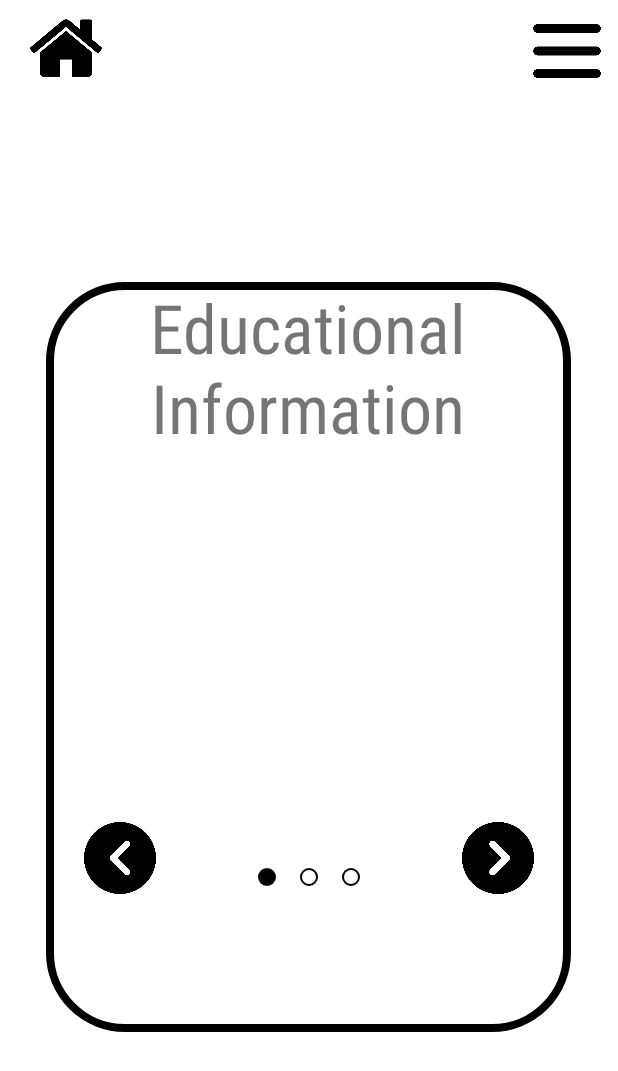
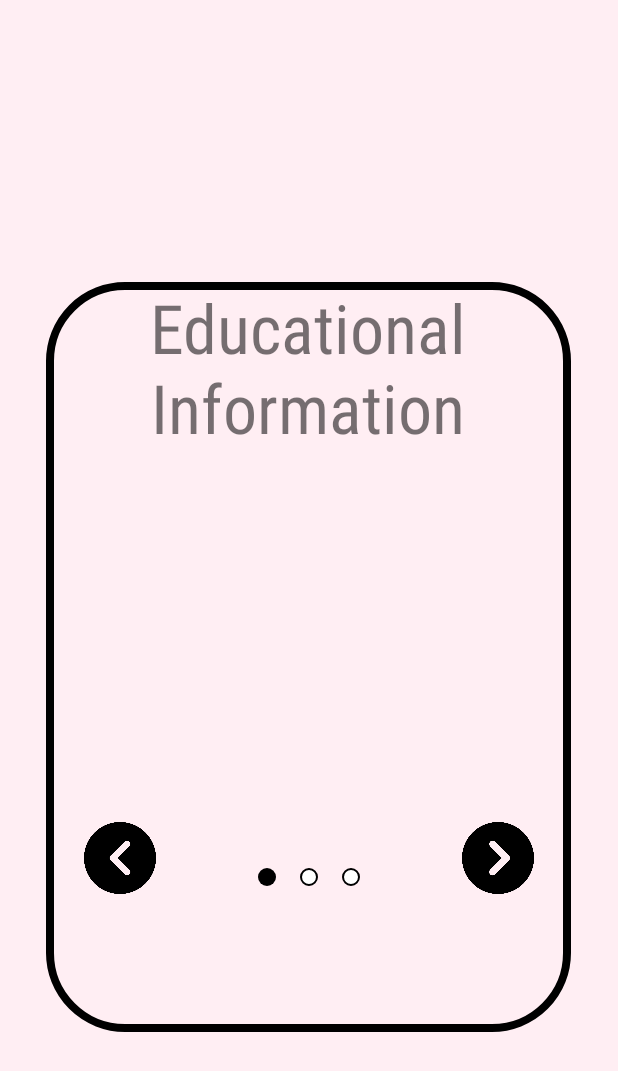
Before and after one commit to clarine24/SEGP_G11B, an Android app: the layout activity_in_game_educationalpage.xml on its own in the app's theme, with its tools: preview values and no code run, on a phone screen of 412 x 824 dp. Shown: the top 1071 px of the screen. Run offline under Robolectric (Android 15) with nearby library versions, the phone set to English and light mode, and no system bars.

Commit message:
Combine 3 in-game educational pages into one

```diff
--- a/app/src/main/res/layout/activity_in_game_educationalpage.xml
+++ b/app/src/main/res/layout/activity_in_game_educationalpage.xml
@@ -4,8 +4,13 @@
     xmlns:tools="http://schemas.android.com/tools"
     android:layout_width="match_parent"
     android:layout_height="match_parent"
-    tools:context=".in_game_educationalpage">
+    tools:context=".in_game_educationalpage"
+    android:background="@color/light_pink">
 
+    <com.example.rewire.Header
+        android:id="@+id/header"
+        android:layout_width="match_parent"
+        android:layout_height="match_parent" />
 
     <TextView
         android:layout_width="350dp"
@@ -45,69 +50,33 @@
         app:srcCompat="@drawable/next_icon" />
 
     <ImageView
-        android:id="@+id/edu_page1A"
+        android:id="@+id/edu_pageA"
         android:layout_width="0dp"
         android:layout_height="49dp"
         android:layout_marginTop="560dp"
         android:layout_marginEnd="228dp"
-        android:clickable="true"
         app:layout_constraintEnd_toEndOf="parent"
         app:layout_constraintTop_toTopOf="parent"
         app:srcCompat="@drawable/bt_circle_black_fill" />
 
     <ImageView
-        android:id="@+id/edu_page1B"
+        android:id="@+id/edu_pageB"
         android:layout_width="0dp"
         android:layout_height="49dp"
         android:layout_marginTop="560dp"
         android:layout_marginEnd="200dp"
-        android:clickable="true"
         app:layout_constraintEnd_toEndOf="parent"
         app:layout_constraintTop_toTopOf="parent"
         app:srcCompat="@drawable/bt_circle_white_fill" />
 
     <ImageView
-        android:id="@+id/edu_page1C"
+        android:id="@+id/edu_pageC"
         android:layout_width="0dp"
         android:layout_height="49dp"
         android:layout_marginTop="560dp"
         android:layout_marginEnd="172dp"
-        android:clickable="true"
         app:layout_constraintEnd_toEndOf="parent"
         app:layout_constraintTop_toTopOf="parent"
         app:srcCompat="@drawable/bt_circle_white_fill" />
 
-    <androidx.constraintlayout.widget.ConstraintLayout
-        android:id="@+id/hbg_menu_layout"
-        android:layout_width="0dp"
-        android:layout_height="wrap_content"
-        android:orientation="horizontal"
-        app:layout_constraintEnd_toEndOf="parent"
-        app:layout_constraintStart_toStartOf="parent"
-        app:layout_constraintTop_toTopOf="parent">
-
-        <ImageView
-            android:id="@+id/hbg_menu1"
-            android:layout_width="48dp"
-            android:layout_height="48dp"
-            android:layout_marginTop="10dp"
-            android:layout_marginEnd="10dp"
-            android:clickable="true"
-            app:layout_constraintEnd_toEndOf="parent"
-            app:layout_constraintTop_toTopOf="parent"
-            app:srcCompat="@drawable/hbg_menu_icon" />
-
-        <ImageView
-            android:id="@+id/home_icon"
-            android:layout_width="48dp"
-            android:layout_height="48dp"
-            android:layout_marginTop="8dp"
-            android:layout_marginEnd="344dp"
-            android:clickable="true"
-            app:layout_constraintEnd_toEndOf="parent"
-            app:layout_constraintTop_toTopOf="parent"
-            app:srcCompat="@drawable/home_icon" />
-
-    </androidx.constraintlayout.widget.ConstraintLayout>
-
 </androidx.constraintlayout.widget.ConstraintLayout>
```
Also changed, not shown: app/src/main/AndroidManifest.xml (+12 -4 lines), app/src/main/java/com/example/rewire/in_game_educationalpage.java (+85 -1 lines), app/src/main/java/com/example/rewire/in_game_educationalpage2.java (deleted, +0 -14 lines), app/src/main/java/com/example/rewire/in_game_educationalpage3.java (deleted, +0 -14 lines), app/src/main/res/layout/activity_in_game_educationalpage2.xml (deleted, +0 -111 lines), app/src/main/res/layout/activity_in_game_educationalpage3.xml (deleted, +0 -111 lines).
